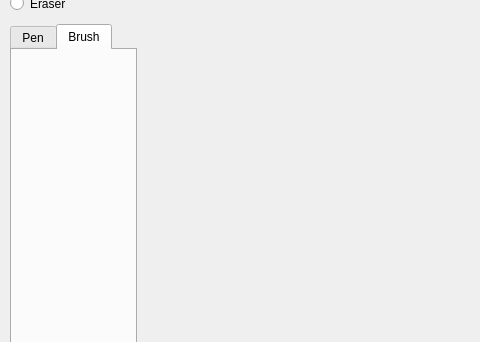
Before: the Qt Designer form mainwindow.ui in ChaseSinify/GraphicsGUI, drawn with Qt 5; both pictures show x 0 to 480 and y 144 to 486 of the 1280 by 720 pixel window.
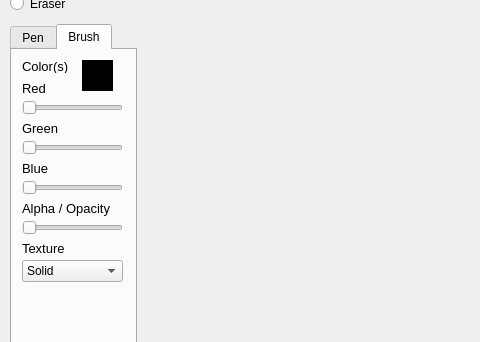
After: the same form once the commit is applied. The open tabs and pages were chosen to show the change.

Commit message: fully customized brushes and pen styles added

Patch:
```diff
--- a/mainwindow.ui
+++ b/mainwindow.ui
@@ -414,6 +414,274 @@
       <attribute name="title">
        <string>Brush</string>
       </attribute>
+      <widget class="QSlider" name="brushAlphaSlider">
+       <property name="geometry">
+        <rect>
+         <x>10</x>
+         <y>170</y>
+         <width>101</width>
+         <height>16</height>
+        </rect>
+       </property>
+       <property name="maximum">
+        <number>255</number>
+       </property>
+       <property name="orientation">
+        <enum>Qt::Horizontal</enum>
+       </property>
+      </widget>
+      <widget class="QLabel" name="brushGreenSliderLabel">
+       <property name="geometry">
+        <rect>
+         <x>10</x>
+         <y>70</y>
+         <width>61</width>
+         <height>16</height>
+        </rect>
+       </property>
+       <property name="font">
+        <font>
+         <pointsize>10</pointsize>
+        </font>
+       </property>
+       <property name="text">
+        <string>Green</string>
+       </property>
+      </widget>
+      <widget class="QSlider" name="brushRedSlider">
+       <property name="geometry">
+        <rect>
+         <x>10</x>
+         <y>50</y>
+         <width>101</width>
+         <height>16</height>
+        </rect>
+       </property>
+       <property name="maximum">
+        <number>255</number>
+       </property>
+       <property name="orientation">
+        <enum>Qt::Horizontal</enum>
+       </property>
+      </widget>
+      <widget class="QLabel" name="brushColorLabel">
+       <property name="geometry">
+        <rect>
+         <x>10</x>
+         <y>10</y>
+         <width>47</width>
+         <height>13</height>
+        </rect>
+       </property>
+       <property name="font">
+        <font>
+         <pointsize>10</pointsize>
+        </font>
+       </property>
+       <property name="text">
+        <string>Color(s)</string>
+       </property>
+      </widget>
+      <widget class="QSlider" name="brushBlueSlider">
+       <property name="geometry">
+        <rect>
+         <x>10</x>
+         <y>130</y>
+         <width>101</width>
+         <height>16</height>
+        </rect>
+       </property>
+       <property name="maximum">
+        <number>255</number>
+       </property>
+       <property name="orientation">
+        <enum>Qt::Horizontal</enum>
+       </property>
+      </widget>
+      <widget class="QLabel" name="brushBlueSliderLabel">
+       <property name="geometry">
+        <rect>
+         <x>10</x>
+         <y>110</y>
+         <width>61</width>
+         <height>16</height>
+        </rect>
+       </property>
+       <property name="font">
+        <font>
+         <pointsize>10</pointsize>
+        </font>
+       </property>
+       <property name="text">
+        <string>Blue</string>
+       </property>
+      </widget>
+      <widget class="QSlider" name="brushGreenSlider">
+       <property name="geometry">
+        <rect>
+         <x>10</x>
+         <y>90</y>
+         <width>101</width>
+         <height>16</height>
+        </rect>
+       </property>
+       <property name="maximum">
+        <number>255</number>
+       </property>
+       <property name="orientation">
+        <enum>Qt::Horizontal</enum>
+       </property>
+      </widget>
+      <widget class="QLabel" name="brushRedSliderLabel">
+       <property name="geometry">
+        <rect>
+         <x>10</x>
+         <y>30</y>
+         <width>61</width>
+         <height>16</height>
+        </rect>
+       </property>
+       <property name="font">
+        <font>
+         <pointsize>10</pointsize>
+        </font>
+       </property>
+       <property name="text">
+        <string>Red</string>
+       </property>
+      </widget>
+      <widget class="QLabel" name="brushAlphaSliderLabel">
+       <property name="geometry">
+        <rect>
+         <x>10</x>
+         <y>150</y>
+         <width>91</width>
+         <height>16</height>
+        </rect>
+       </property>
+       <property name="font">
+        <font>
+         <pointsize>10</pointsize>
+        </font>
+       </property>
+       <property name="text">
+        <string>Alpha / Opacity</string>
+       </property>
+      </widget>
+      <widget class="QLabel" name="brushColorSquare">
+       <property name="geometry">
+        <rect>
+         <x>70</x>
+         <y>10</y>
+         <width>31</width>
+         <height>31</height>
+        </rect>
+       </property>
+       <property name="styleSheet">
+        <string notr="true">background-color: black</string>
+       </property>
+       <property name="text">
+        <string/>
+       </property>
+      </widget>
+      <widget class="QLabel" name="brushTextureComboBoxLabel">
+       <property name="geometry">
+        <rect>
+         <x>10</x>
+         <y>190</y>
+         <width>71</width>
+         <height>16</height>
+        </rect>
+       </property>
+       <property name="font">
+        <font>
+         <pointsize>10</pointsize>
+        </font>
+       </property>
+       <property name="text">
+        <string>Texture</string>
+       </property>
+      </widget>
+      <widget class="QComboBox" name="brushTextureComboBox">
+       <property name="geometry">
+        <rect>
+         <x>10</x>
+         <y>210</y>
+         <width>101</width>
+         <height>22</height>
+        </rect>
+       </property>
+       <item>
+        <property name="text">
+         <string>Solid</string>
+        </property>
+       </item>
+       <item>
+        <property name="text">
+         <string>Dense1</string>
+        </property>
+       </item>
+       <item>
+        <property name="text">
+         <string>Dense2</string>
+        </property>
+       </item>
+       <item>
+        <property name="text">
+         <string>Dense3</string>
+        </property>
+       </item>
+       <item>
+        <property name="text">
+         <string>Dense4</string>
+        </property>
+       </item>
+       <item>
+        <property name="text">
+         <string>Dense5</string>
+        </property>
+       </item>
+       <item>
+        <property name="text">
+         <string>Dense6</string>
+        </property>
+       </item>
+       <item>
+        <property name="text">
+         <string>Dense7</string>
+        </property>
+       </item>
+       <item>
+        <property name="text">
+         <string>Horizontal</string>
+        </property>
+       </item>
+       <item>
+        <property name="text">
+         <string>Vertical</string>
+        </property>
+       </item>
+       <item>
+        <property name="text">
+         <string>Cross</string>
+        </property>
+       </item>
+       <item>
+        <property name="text">
+         <string>Diagonal1</string>
+        </property>
+       </item>
+       <item>
+        <property name="text">
+         <string>Diagonal2</string>
+        </property>
+       </item>
+       <item>
+        <property name="text">
+         <string>DiagCross</string>
+        </property>
+       </item>
+      </widget>
      </widget>
     </widget>
    </widget>
```
Left out of the diff: 118 changed lines with no effect on the pictures. The commit also changes 3 other files.
